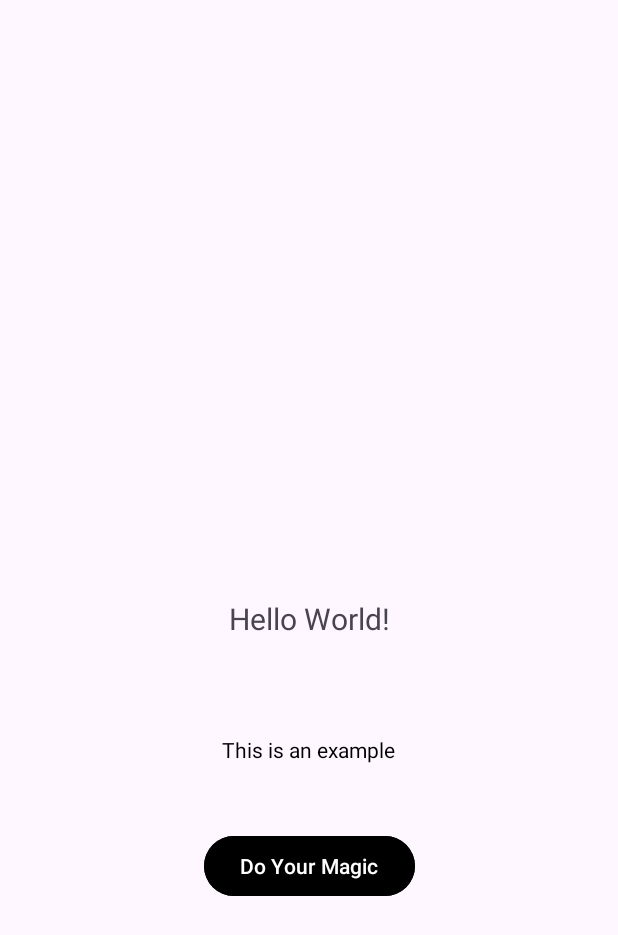
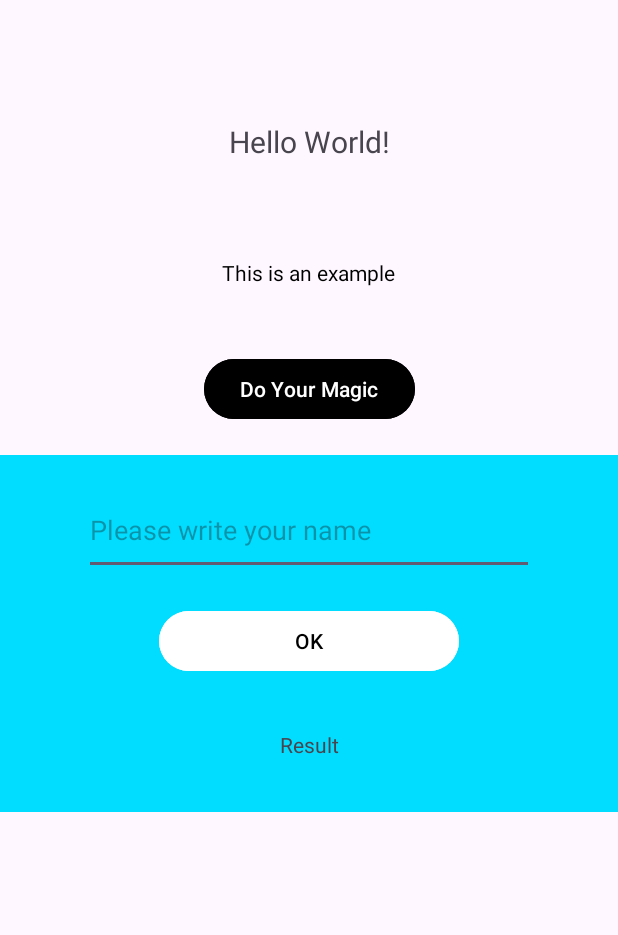
Before and after one commit to theplayernumberzero/AndroidAppDevWithKotlin, an Android app: the screen it shows after launch (MainActivity), on a phone screen of 412 x 824 dp. Shown: the top 935 px of the screen. Run offline under Robolectric (Android 15) with nearby library versions, the phone set to English and light mode, and no system bars.

Commit message:
Kotlin Basics: Edittext

```diff
--- a/Components/app/src/main/java/com/example/components/MainActivity.kt
+++ b/Components/app/src/main/java/com/example/components/MainActivity.kt
@@ -3,6 +3,7 @@ package com.example.components
 import android.graphics.Color
 import android.os.Bundle
 import android.widget.Button
+import android.widget.EditText
 import android.widget.TextView
 import androidx.activity.enableEdgeToEdge
 import androidx.appcompat.app.AppCompatActivity
@@ -16,6 +17,10 @@ class MainActivity : AppCompatActivity() {
     lateinit var myText2 : TextView
 
     lateinit var myDoMagicButton : Button
+
+    lateinit var nameInput : EditText
+    lateinit var ok : Button
+    lateinit var result : TextView
 
     override fun onCreate(savedInstanceState: Bundle?) {
         super.onCreate(savedInstanceState)
@@ -32,6 +37,15 @@ class MainActivity : AppCompatActivity() {
 
         myDoMagicButton = findViewById(R.id.doMagicButton)
 
+        nameInput = findViewById(R.id.editTextName)
+        ok = findViewById(R.id.buttonOk)
+        result = findViewById(R.id.textViewResult)
+
+        ok.setOnClickListener {
+            var username : String = nameInput.text.toString()
+            result.setText(username)
+        }
+
         myText2.setTextColor(Color.BLACK)
         //myText2.text = "This is an example"
         myText2.setText("This is an example")
@@ -45,5 +59,6 @@ class MainActivity : AppCompatActivity() {
             myDoMagicButton.setBackgroundColor(Color.BLUE)
             myText2.setText("I have done my magic")
         }
+
     }
 }
--- a/Components/app/src/main/res/layout/activity_main.xml
+++ b/Components/app/src/main/res/layout/activity_main.xml
@@ -16,7 +16,8 @@
         app:layout_constraintBottom_toBottomOf="parent"
         app:layout_constraintEnd_toEndOf="parent"
         app:layout_constraintStart_toStartOf="parent"
-        app:layout_constraintTop_toTopOf="parent" />
+        app:layout_constraintTop_toTopOf="parent"
+        app:layout_constraintVertical_bias="0.101" />
 
     <TextView
         android:id="@+id/textExample2"
@@ -40,4 +41,44 @@
         app:layout_constraintStart_toStartOf="parent"
         app:layout_constraintTop_toBottomOf="@+id/textExample2" />
 
+    <LinearLayout
+        android:layout_width="match_parent"
+        android:layout_height="wrap_content"
+        android:layout_marginTop="20dp"
+        android:background="@android:color/holo_blue_bright"
+        android:gravity="center_horizontal"
+        android:orientation="vertical"
+        app:layout_constraintEnd_toEndOf="parent"
+        app:layout_constraintStart_toStartOf="parent"
+        app:layout_constraintTop_toBottomOf="@+id/doMagicButton">
+
+        <EditText
+            android:id="@+id/editTextName"
+            android:layout_width="300dp"
+            android:layout_height="60dp"
+            android:layout_marginTop="20dp"
+            android:ems="10"
+            android:hint="Please write your name"
+            android:inputType="text" />
+
+        <Button
+            android:id="@+id/buttonOk"
+            android:layout_width="200dp"
+            android:layout_height="wrap_content"
+            android:layout_marginTop="20dp"
+            android:backgroundTint="@color/white"
+            android:text="OK"
+            android:textColor="@color/black" />
+
+        <TextView
+            android:id="@+id/textViewResult"
+            android:layout_width="300dp"
+            android:layout_height="50dp"
+            android:layout_marginTop="20dp"
+            android:layout_marginBottom="20dp"
+            android:gravity="center"
+            android:text="Result" />
+
+    </LinearLayout>
+
 </androidx.constraintlayout.widget.ConstraintLayout>
```
